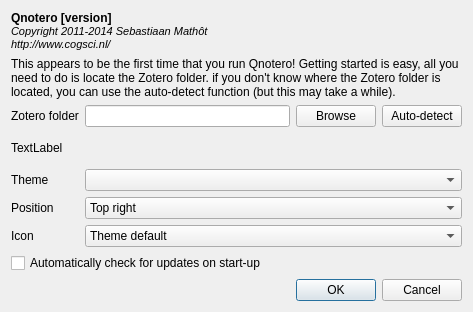
Above: libqnotero/ui/preferences.ui from saxonbeta/qnotero before the change. Below: the same form after it.
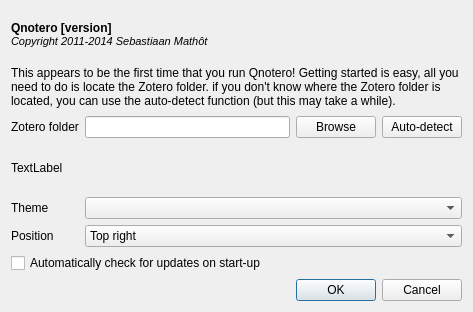
That is the form after the change.

Commit message: Remove option to override app icon

```diff
--- a/libqnotero/ui/preferences.ui
+++ b/libqnotero/ui/preferences.ui
@@ -70,10 +70,9 @@
          <string>&lt;!DOCTYPE HTML PUBLIC &quot;-//W3C//DTD HTML 4.0//EN&quot; &quot;http://www.w3.org/TR/REC-html40/strict.dtd&quot;&gt;
 &lt;html&gt;&lt;head&gt;&lt;meta name=&quot;qrichtext&quot; content=&quot;1&quot; /&gt;&lt;style type=&quot;text/css&quot;&gt;
 p, li { white-space: pre-wrap; }
-&lt;/style&gt;&lt;/head&gt;&lt;body style=&quot; font-family:'Ubuntu'; font-size:10pt; font-weight:400; font-style:normal;&quot;&gt;
+&lt;/style&gt;&lt;/head&gt;&lt;body style=&quot; font-family:'Roboto'; font-size:10pt; font-weight:400; font-style:normal;&quot;&gt;
 &lt;p style=&quot; margin-top:0px; margin-bottom:0px; margin-left:0px; margin-right:0px; -qt-block-indent:0; text-indent:0px;&quot;&gt;&lt;span style=&quot; font-family:'Sans Serif'; font-size:9pt; font-weight:600;&quot;&gt;Qnotero [version]&lt;/span&gt;&lt;/p&gt;
-&lt;p style=&quot; margin-top:0px; margin-bottom:0px; margin-left:0px; margin-right:0px; -qt-block-indent:0; text-indent:0px;&quot;&gt;&lt;span style=&quot; font-family:'Sans Serif'; font-size:8pt; font-style:italic;&quot;&gt;Copyright 2011-2014 Sebastiaan Mathôt&lt;/span&gt;&lt;/p&gt;
-&lt;p style=&quot; margin-top:0px; margin-bottom:0px; margin-left:0px; margin-right:0px; -qt-block-indent:0; text-indent:0px;&quot;&gt;&lt;span style=&quot; font-family:'Sans Serif'; font-size:8pt; font-style:italic;&quot;&gt;http://www.cogsci.nl/&lt;/span&gt;&lt;/p&gt;&lt;/body&gt;&lt;/html&gt;</string>
+&lt;p style=&quot; margin-top:0px; margin-bottom:0px; margin-left:0px; margin-right:0px; -qt-block-indent:0; text-indent:0px;&quot;&gt;&lt;span style=&quot; font-family:'Sans Serif'; font-size:8pt; font-style:italic;&quot;&gt;Copyright 2011-2014 Sebastiaan Mathôt&lt;/span&gt;&lt;/p&gt;&lt;/body&gt;&lt;/html&gt;</string>
         </property>
         <property name="alignment">
          <set>Qt::AlignLeading|Qt::AlignLeft|Qt::AlignVCenter</set>
@@ -90,33 +89,7 @@
      </property>
     </widget>
    </item>
-   <item row="6" column="0">
-    <widget class="QLabel" name="label_21">
-     <property name="text">
-      <string>Icon</string>
-     </property>
-    </widget>
-   </item>
-   <item row="6" column="1" colspan="3">
-    <widget class="QComboBox" name="comboBoxIcon">
-     <item>
-      <property name="text">
-       <string>Theme default</string>
-      </property>
-     </item>
-     <item>
-      <property name="text">
-       <string>Monochrome white</string>
-      </property>
-     </item>
-     <item>
-      <property name="text">
-       <string>Monochrome black</string>
-      </property>
-     </item>
-    </widget>
-   </item>
-   <item row="7" column="0" colspan="4">
+   <item row="6" column="0" colspan="4">
     <widget class="QCheckBox" name="checkBoxAutoUpdateCheck">
      <property name="text">
       <string>Automatically check for updates on start-up</string>
```
Left out of the diff: 13 changed lines with no effect on the pictures. The commit also changes 7 other files.
